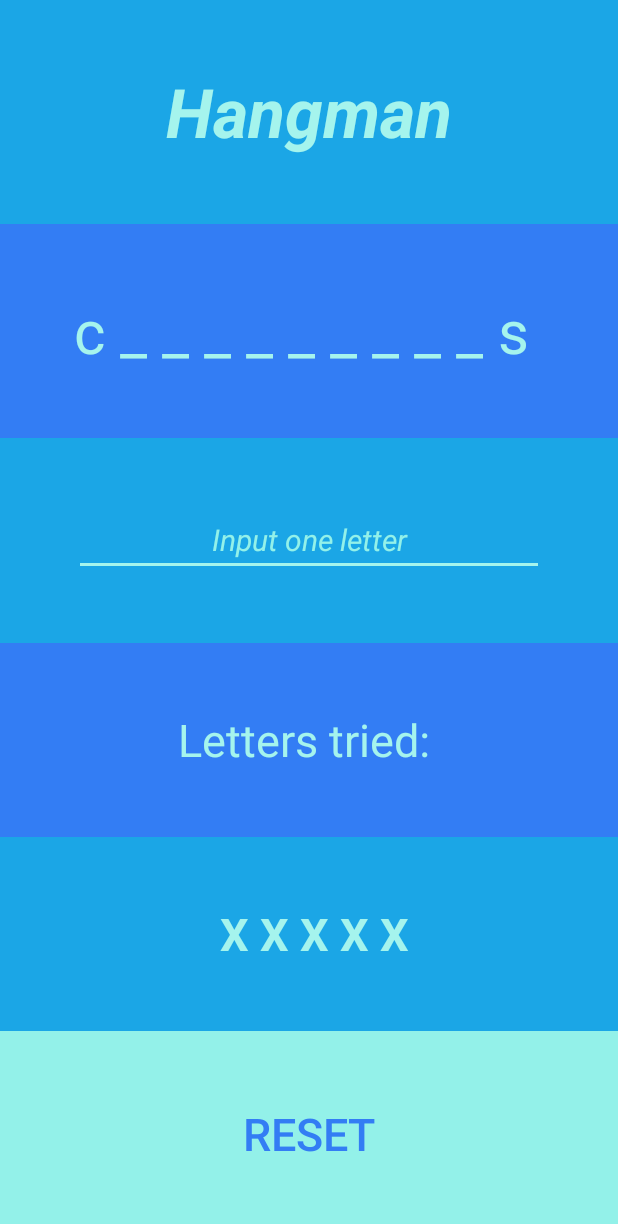
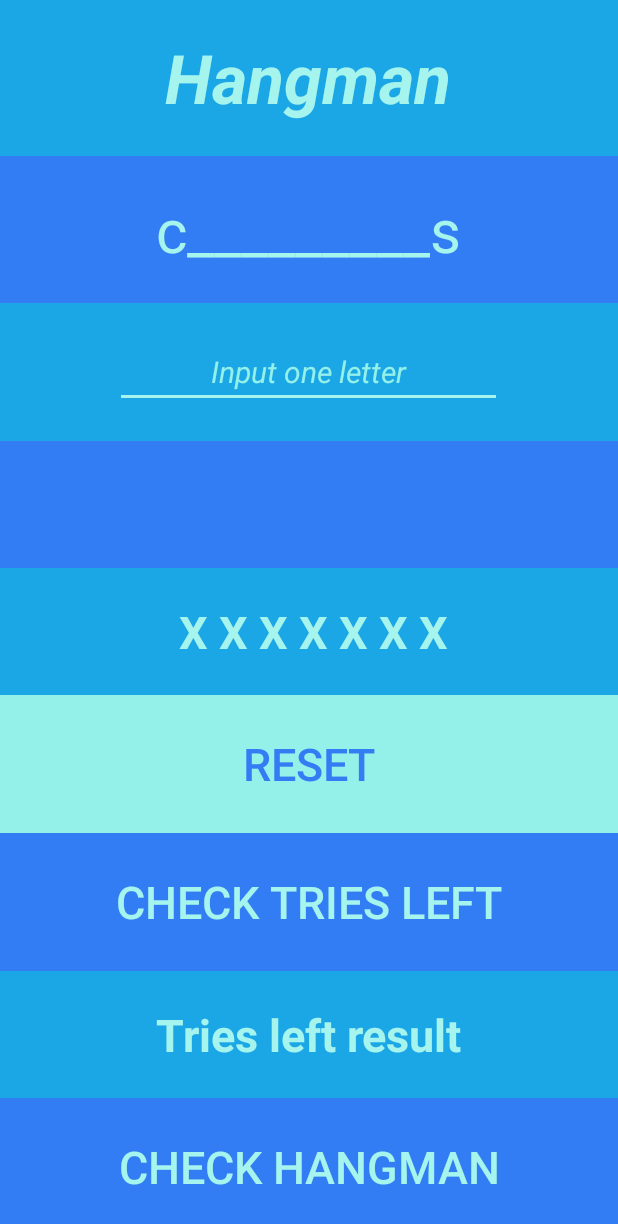
Before and after one commit to gosiacodes/Hangman-Android-App, an Android app: the screen it shows after launch (MainActivity), on a phone screen of 412 x 824 dp. Shown: the top 1224 px of the screen. Run offline under Robolectric (Android 15) with nearby library versions, the phone set to English and light mode, and no system bars; 1 statement that could not run was skipped.

Commit message:
New stuff (see description).
Adding new activieties (CheckTriesLeft and Hanging), new drawable, onPause, onResume, and more.

```diff
--- a/app/src/main/AndroidManifest.xml
+++ b/app/src/main/AndroidManifest.xml
@@ -9,6 +9,8 @@
         android:roundIcon="@mipmap/ic_launcher_round"
         android:supportsRtl="true"
         android:theme="@style/AppTheme">
+        <activity android:name=".HangingActivity"></activity>
+        <activity android:name=".CheckTriesLeftActivity" />
         <activity android:name=".MainActivity">
             <intent-filter>
                 <action android:name="android.intent.action.MAIN" />
--- a/app/src/main/assets/database_file.txt
+++ b/app/src/main/assets/database_file.txt
@@ -4,5 +4,5 @@ butterfly
 holiday
 javadeveloper
 cherryblossom
-applikation
+application
 strawberry
--- a/app/src/main/java/com/example/hangman/MainActivity.java
+++ b/app/src/main/java/com/example/hangman/MainActivity.java
@@ -1,10 +1,11 @@
 package com.example.hangman;
 
-import androidx.appcompat.app.AppCompatActivity;
-
+import android.content.Intent;
+import android.content.SharedPreferences;
 import android.os.Bundle;
 import android.text.Editable;
 import android.text.TextWatcher;
+import android.util.Log;
 import android.view.View;
 import android.view.animation.Animation;
 import android.view.animation.AnimationUtils;
@@ -13,10 +14,11 @@ import android.widget.TableRow;
 import android.widget.TextView;
 import android.widget.Toast;
 
+import androidx.appcompat.app.AppCompatActivity;
+
 import java.io.IOException;
 import java.io.InputStream;
 import java.util.ArrayList;
-import java.util.Collection;
 import java.util.Collections;
 import java.util.Scanner;
 
@@ -41,11 +43,15 @@ public class MainActivity extends AppCompatActivity {
     Animation scaleAndRotateAnim;
     TableRow tableRowTriesLeft;
     TableRow tableRowReset;
+    TextView txtTriesLeftResult;
+    String TRIES_LEFT;
+    int intTries = 7;
 
     @Override
     protected void onCreate(Bundle savedInstanceState) {
         super.onCreate(savedInstanceState);
         setContentView(R.layout.activity_main);
+        Log.d("lifecycle","onCreate invoked "+getApplicationContext());
 
         // initialize variables
         myListOfWords = new ArrayList<>();
@@ -59,6 +65,7 @@ public class MainActivity extends AppCompatActivity {
         scaleAndRotateAnim.setFillAfter(true);
         tableRowTriesLeft = findViewById(R.id.tableRowTriesLeft);
         tableRowReset = findViewById(R.id.tableRowReset);
+        txtTriesLeftResult = findViewById(R.id.txtTriesLeftResult);
 
         // traverse database file and populate array list
         InputStream myInputStream = null;
@@ -119,7 +126,6 @@ public class MainActivity extends AppCompatActivity {
 
             }
         });
-
     }
 
     // void
@@ -163,9 +169,9 @@ public class MainActivity extends AppCompatActivity {
 
         // TRIES LEFT
         // initialize the string for tries left
-        triesLeft = " X X X X X";
+        triesLeft = " X X X X X X X";
         txtTriesLeft.setText(triesLeft);
-
+        TRIES_LEFT = triesLeft;
     }
 
     // void
@@ -240,6 +246,8 @@ public class MainActivity extends AppCompatActivity {
             // take out the last two characters from the string
             triesLeft = triesLeft.substring(0, triesLeft.length() - 2);
             txtTriesLeft.setText(triesLeft);
+            TRIES_LEFT = triesLeft;
+            intTries = intTries - 1;
         }
     }
 
@@ -251,7 +259,98 @@ public class MainActivity extends AppCompatActivity {
         // clear animation on table row
         tableRowTriesLeft.clearAnimation();
 
+        intTries = 7;
+
         // setup a new game
         initializeGame();
     }
+
+    // void for check how many tries left
+    public void checkTriesLeft(View view) {
+        Intent intent = new Intent(MainActivity.this,CheckTriesLeftActivity.class);
+        intent.putExtra("Value1", TRIES_LEFT);
+        intent.putExtra("Value3", intTries);
+        startActivityForResult(intent, 2);
+    }
+
+    // void for check hangman-picture progress
+    public void checkHangman(View view) {
+        Intent intent = new Intent(MainActivity.this,HangingActivity.class);
+        intent.putExtra("Value1", TRIES_LEFT);
+        intent.putExtra("Value3", intTries);
+        startActivityForResult(intent, 2);
+    }
+
+    // void for activity result
+    @Override
+    protected void onActivityResult(int requestCode, int resultCode, Intent data)
+    {
+        super.onActivityResult(requestCode, resultCode, data);
+
+        if(requestCode==2)
+        {
+            String triesMessage = data.getStringExtra("Value2");
+            txtTriesLeftResult.setText(triesMessage);
+        }
+    }
+
+    @Override
+    protected void onStart() {
+        super.onStart();
+        Log.d("lifecycle","onStart invoked "+getApplication());
+
+    }
+
+    @Override
+    protected void onResume() {
+        super.onResume();
+        Log.d("lifecycle","onResume invoked "+getApplication());
+
+        SharedPreferences prefs = getSharedPreferences("MyPreference", MODE_PRIVATE);
+
+        String savedWord =  prefs.getString("WORD", wordDisplayedString);
+        String savedLetters = prefs.getString("LETTERS", lettersTried);
+        String savedTriesLeft = prefs.getString("TRIES_LEFT", triesLeft);
+
+        int savedTries = prefs.getInt("INT_TRIES", intTries);
+
+        txtWordToGuess.setText(savedWord);
+        txtLettersTried.setText(savedLetters);
+        txtTriesLeft.setText(savedTriesLeft);
+    }
+
+    @Override
+    protected void onPause() {
+        super.onPause();
+        Log.d("lifecycle","onPause invoked "+getApplication());
+
+        SharedPreferences.Editor editor = getSharedPreferences("MyPreference", MODE_PRIVATE).edit();
+
+        editor.putString("WORD", wordDisplayedString);
+        editor.putString("LETTERS", lettersTried);
+        editor.putString("TRIES_LEFT", triesLeft);
+
+        editor.putInt("INT_TRIES", intTries);
+
+        editor.apply();
+        editor.commit();
+    }
+
+    @Override
+    protected void onStop() {
+        super.onStop();
+        Log.d("lifecycle","onStop invoked "+getApplication());
+    }
+
+    @Override
+    protected void onRestart() {
+        super.onRestart();
+        Log.d("lifecycle","onRestart invoked "+getApplication());
+    }
+
+    @Override
+    protected void onDestroy() {
+        super.onDestroy();
+        Log.d("lifecycle","onDestroy invoked "+getApplication());
+    }
 }
--- a/app/src/main/res/layout/activity_main.xml
+++ b/app/src/main/res/layout/activity_main.xml
@@ -48,6 +48,7 @@
             android:textColorHint="@color/colorSecondary"
             android:hint="Input one letter"
             android:layout_column="0"
+            android:layout_width="20dp"
             android:gravity="center"
             android:maxLength="1"/>
     </TableRow>
@@ -75,7 +76,7 @@
         android:gravity="center">
         <TextView
             android:id="@+id/txtTriesLeft"
-            android:text=" X X X X X"
+            android:text=" X X X X X X X"
             android:textSize="@dimen/txtTriesLeft"
             android:textStyle="bold"
             android:textColor="@color/colorAccent"
@@ -101,4 +102,56 @@
             android:onClick="resetGame"/>
     </TableRow>
 
+    <TableRow
+        android:id="@+id/tableRowCheck"
+        android:layout_width="match_parent"
+        android:layout_height="match_parent"
+        android:layout_weight="1"
+        android:gravity="center">
+        <Button
+            android:id="@+id/btnCheck"
+            android:layout_height="match_parent"
+            android:layout_column="0"
+            android:layout_weight="1"
+            android:background="@color/colorPrimaryDark"
+            android:text="Check Tries Left"
+            android:textColor="@color/colorAccent"
+            android:textSize="@dimen/btnReset"
+            android:onClick="checkTriesLeft"/>
+    </TableRow>
+
+    <TableRow
+        android:id="@+id/tableRowTriesLeftResult"
+        android:layout_width="match_parent"
+        android:layout_height="match_parent"
+        android:layout_weight="1"
+        android:gravity="center">
+        <TextView
+            android:id="@+id/txtTriesLeftResult"
+            android:text="Tries left result"
+            android:textSize="@dimen/txtTriesLeft"
+            android:textStyle="bold"
+            android:textColor="@color/colorAccent"
+            android:layout_column="0"
+            android:gravity="center"/>
+    </TableRow>
+
+    <TableRow
+        android:id="@+id/tableRowCheck2"
+        android:layout_width="match_parent"
+        android:layout_height="match_parent"
+        android:layout_weight="1"
+        android:gravity="center">
+        <Button
+            android:id="@+id/btnCheck2"
+            android:layout_height="match_parent"
+            android:layout_column="0"
+            android:layout_weight="1"
+            android:background="@color/colorPrimaryDark"
+            android:text="Check Hangman"
+            android:textColor="@color/colorAccent"
+            android:textSize="@dimen/btnReset"
+            android:onClick="checkHangman"/>
+    </TableRow>
+
 </TableLayout>
```
Also changed, not shown: app/src/main/java/com/example/hangman/CheckTriesLeftActivity.java (added, +38 -0 lines), app/src/main/java/com/example/hangman/HangingActivity.java (added, +66 -0 lines), app/src/main/res/layout/activity_check_tries_left.xml (added, +70 -0 lines), app/src/main/res/layout/activity_hanging.xml (added, +51 -0 lines), app/src/main/res/drawable/picturehang0.png (added), app/src/main/res/drawable/picturehang1.png (added), app/src/main/res/drawable/picturehang2.png (added), app/src/main/res/drawable/picturehang3.png (added), app/src/main/res/drawable/picturehang4.png (added), app/src/main/res/drawable/picturehang5.png (added), app/src/main/res/drawable/picturehang6.png (added), app/src/main/res/drawable/picturehang7.png (added).
